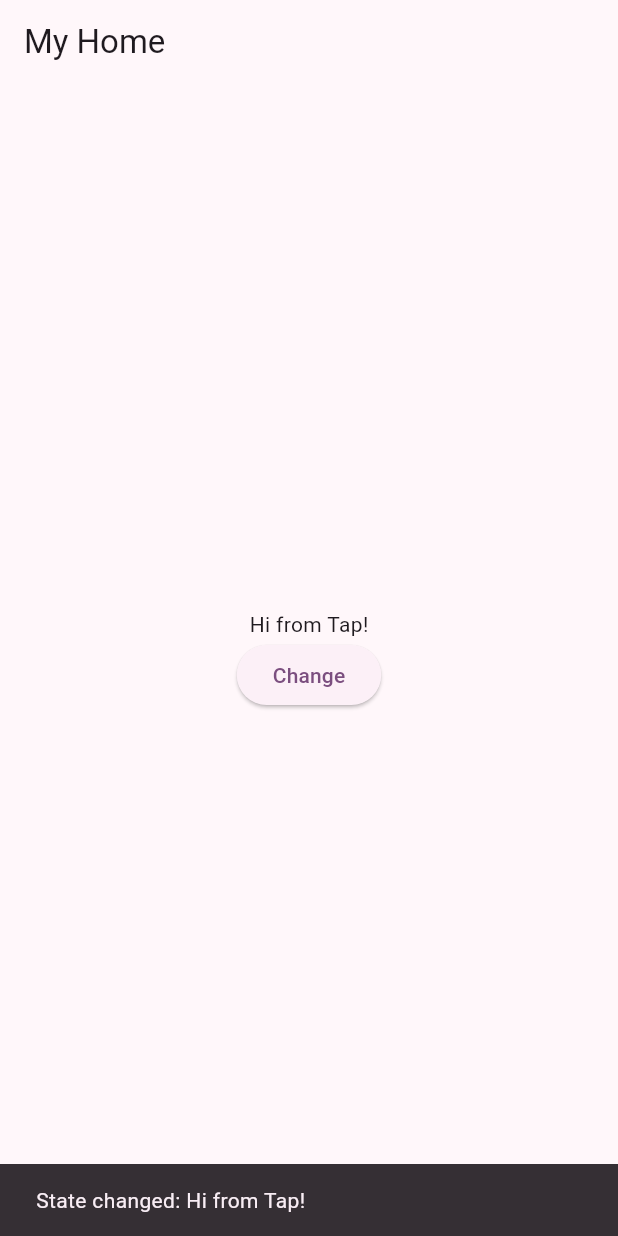
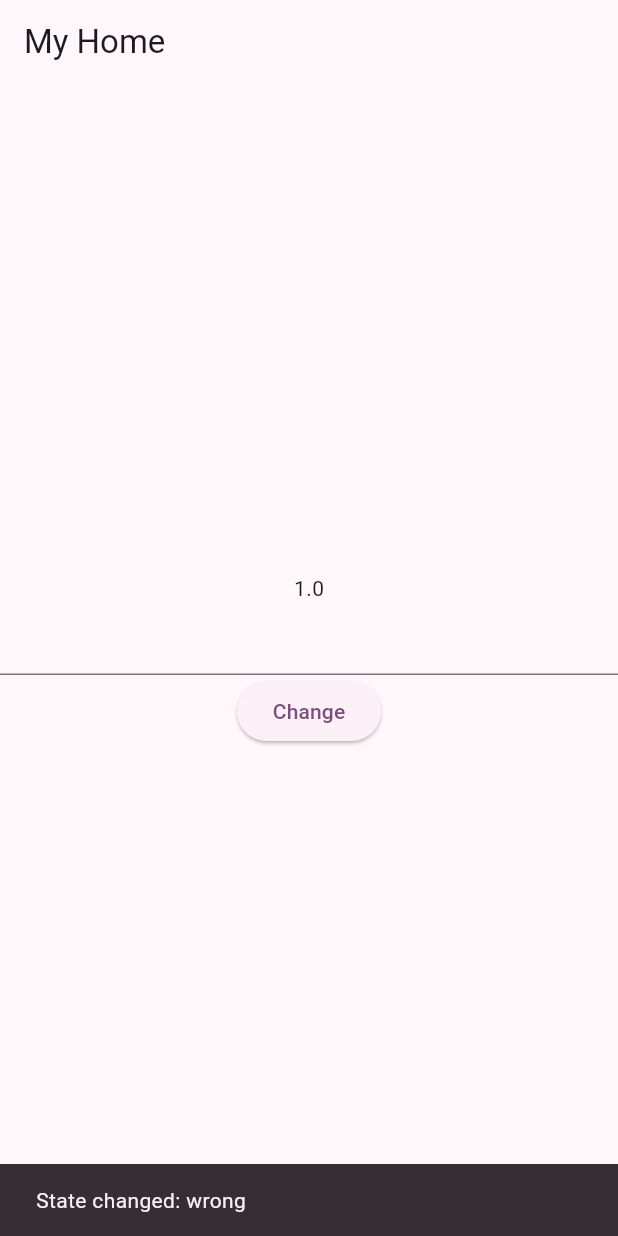
Before and after one commit to AnshulGajapure/cubit_project, a Flutter app: the screen it shows after launch, after a tap on "Change", on a phone screen of 412 x 824 dp. Run offline on Flutter 3.47's test engine with Material 3 defaults, Android fonts, the phone set to English and light mode, and no system bars; our stand-ins replace bloc, flutter_bloc.

Commit message:
create inrease number code

```diff
--- a/lib/my_home.dart
+++ b/lib/my_home.dart
@@ -13,16 +13,19 @@ class _MyHomeState extends State<MyHome> {
   @override
   Widget build(BuildContext context) {
     final cubit = context.read<MyHomeCubit>();
+    final TextEditingController textFiled = TextEditingController();
 
     return Scaffold(
       appBar: AppBar(title: Text('My Home')),
       body: BlocConsumer<MyHomeCubit, MyHomeState>(
         listener: (context, state) {
-
           if (state is changeUI) {
             ScaffoldMessenger.of(context).showSnackBar(
               SnackBar(content: Text("State changed: ${cubit.hi}")),
             );
+          }else{
+            ScaffoldMessenger.of(context).showSnackBar(
+                SnackBar(content: Text("stop")));
           }
         },
         builder: (context, state) {
@@ -30,10 +33,16 @@ class _MyHomeState extends State<MyHome> {
             child: Column(
               mainAxisSize: MainAxisSize.min,
               children: [
-                Text(cubit.hi),
+                Text("${cubit.count}"),
+                TextField(
+                  controller: textFiled,
+                  decoration: const InputDecoration(
+                      contentPadding:
+                          EdgeInsets.symmetric(horizontal: 30, vertical: 10)),
+                ),
                 ElevatedButton(
-                  onPressed: cubit.onTap,
-                  onLongPress: cubit.onLongPress,
+                  onPressed: () => cubit.onTap(textFiled.text),
+                  onLongPress:() => cubit.onLongPress,
                   child: const Text("Change"),
                 ),
               ],
--- a/lib/my_home_cubit.dart
+++ b/lib/my_home_cubit.dart
@@ -5,10 +5,19 @@ part 'my_home_state.dart';
 
 class MyHomeCubit extends Cubit<MyHomeState> {
   String hi = "Hello";
+  double count = 1;
   MyHomeCubit() : super(MyHomeInitial());
-  void onTap() {
-    hi = "Hi from Tap!";
-    emit(changeUI());
+  onTap(String? text) {
+    if (text == "hi" && hi != "Hi from Tap!") {
+      count++;
+      emit(changeUI());
+    } else if (text != "hi" && hi != "wrong") {
+      hi = "wrong";
+      emit(changeUI());
+    }
+
+
+
   }
 
   void onLongPress() {
--- a/lib/my_home_state.dart
+++ b/lib/my_home_state.dart
@@ -5,3 +5,4 @@ sealed class MyHomeState {}
 
 final class MyHomeInitial extends MyHomeState {}
 final class changeUI extends MyHomeState {}
+final class fail extends MyHomeState {}
```
